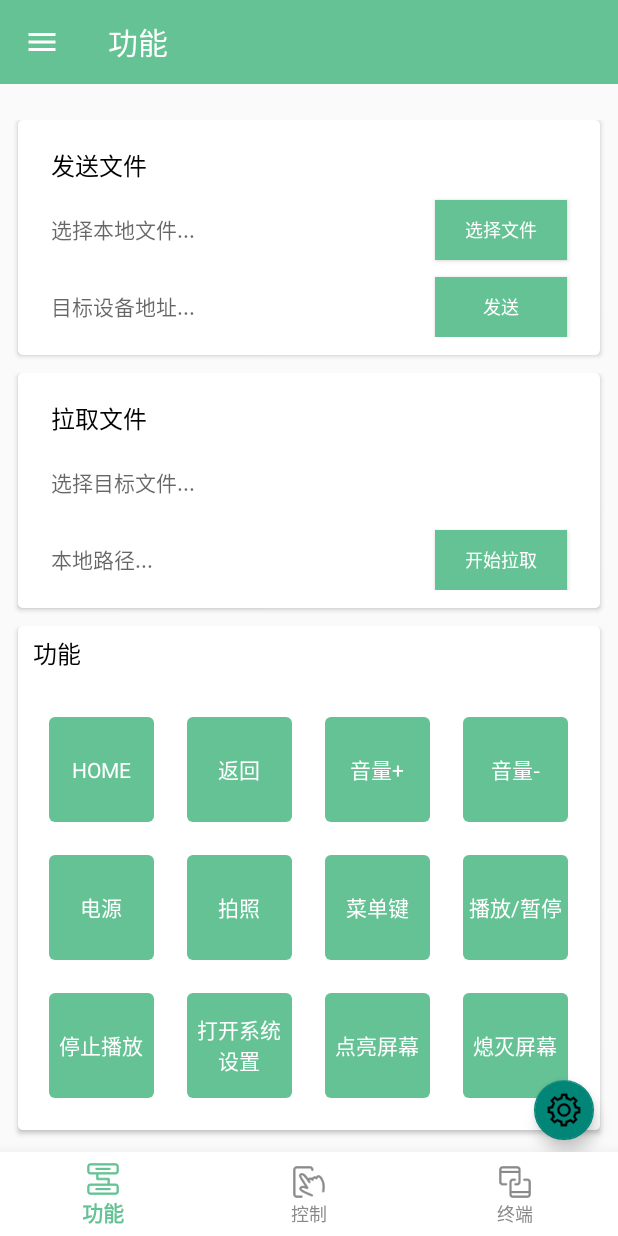
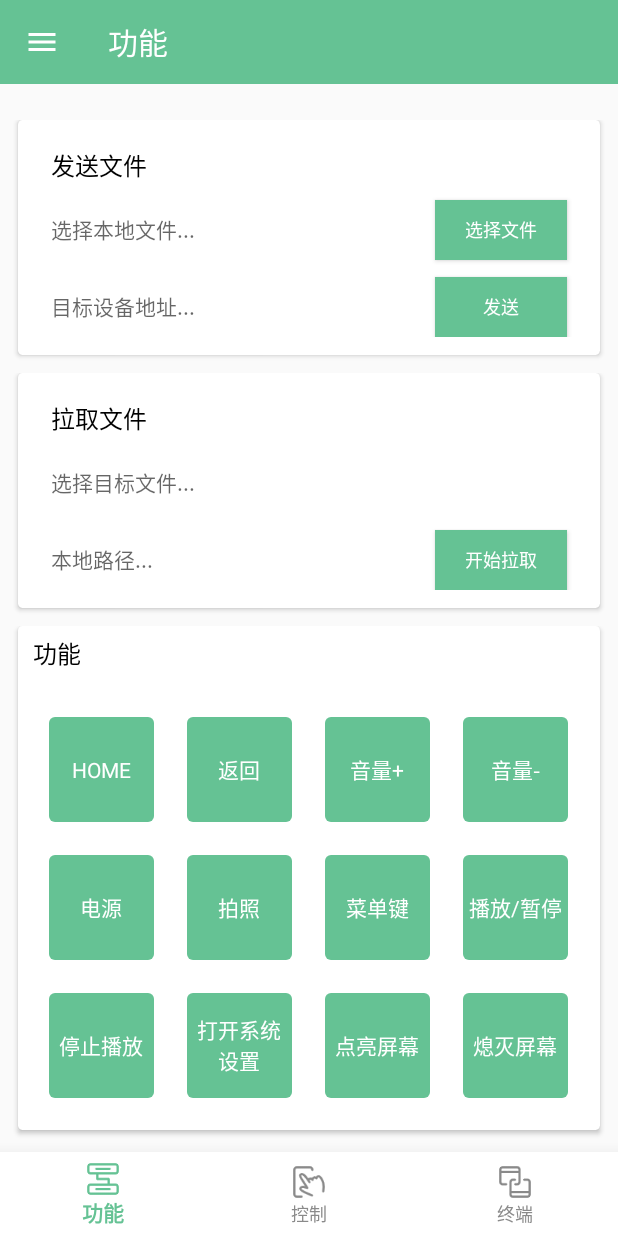
Before and after one commit to hongyang1657/AdbClient, an Android app: the screen it shows after launch (MainActivity), on a phone screen of 412 x 824 dp. Run offline under Robolectric (Android 15) with nearby library versions, the phone set to English and light mode, and no system bars.

```diff
--- a/app/src/main/AndroidManifest.xml
+++ b/app/src/main/AndroidManifest.xml
@@ -29,15 +29,16 @@
         android:name=".app.MainApplication"
         android:theme="@style/Theme.AppCompat.Light.NoActionBar">
 
-
-        <activity android:name=".ui.activity.MainActivity">
+        <activity android:name=".ui.activity.SplashActivity" >
             <intent-filter>
                 <action android:name="android.intent.action.MAIN" />
 
                 <category android:name="android.intent.category.LAUNCHER" />
             </intent-filter>
         </activity>
+        <activity android:name=".ui.activity.MainActivity">
 
+        </activity>
     </application>
 
 </manifest>
--- a/app/src/main/java/com/hongy/adbclient/adb/AdbDevice.java
+++ b/app/src/main/java/com/hongy/adbclient/adb/AdbDevice.java
@@ -213,6 +213,7 @@ public class AdbDevice {
 
     // send a connect command
     private void connect() {
+        L.i("send a connect command");
         AdbMessage message = new AdbMessage();
         message.set(AdbMessage.A_CNXN, AdbMessage.A_VERSION, AdbMessage.MAX_PAYLOAD, "host::");
         message.write(this);
@@ -222,7 +223,7 @@ public class AdbDevice {
     private void handleConnect(AdbMessage message) {
         L.i("handleConnect message = "+message.getDataString());
         //L.i(""+ Arrays.toString(message.getData().array()));
-        if (message.getDataString().startsWith("host:")) {
+        if (message.getDataString().startsWith("host:") || message.getDataString().startsWith("device:")) {
         L.i("connected");
             adbDeviceStatusListener.deviceOnline(this);
         }
@@ -230,6 +231,7 @@ public class AdbDevice {
 
     //handle auth response
     private void handleAuth(AdbMessage msg){
+        L.i("handleAuth:"+msg.toString());
         if (msg.getArg0()==AdbMessage.AUTH_TYPE_TOKEN){
             AdbMessage message = new AdbMessage();
             try {
@@ -237,7 +239,9 @@ public class AdbDevice {
                     message.set(AdbMessage.A_AUTH,AdbMessage.AUTH_TYPE_RSA_PUBLIC,0,adbCrypto.getAdbPublicKeyPayload());
                 }else {
                     message.set(AdbMessage.A_AUTH,AdbMessage.AUTH_TYPE_SIGNATURE,0,AdbCrypto.signAdbTokenPayload(BytesUtil.subByte(msg.getData().array(),0,msg.getDataLength())));
+                    sentSinature = true;
                 }
+                message.write(this);
             } catch (IOException e) {
                 e.printStackTrace();
             } catch (GeneralSecurityException e) {
--- a/app/src/main/java/com/hongy/adbclient/app/MainApplication.java
+++ b/app/src/main/java/com/hongy/adbclient/app/MainApplication.java
@@ -6,8 +6,12 @@ import com.hongy.adbclient.adb.AdbDevice;
 public class MainApplication extends Application {
 
     private static MainApplication app;
-    public static int capacity = 0;
     public static AdbDevice adbDevice;
+
+    //获取手机屏幕宽度
+    private int width;
+    //获取手机屏幕高度
+    private int height;
 
     @Override
     public void onCreate() {
@@ -19,4 +23,19 @@ public class MainApplication extends Application {
         return app;
     }
 
+    public int getWidth() {
+        return width;
+    }
+
+    public void setWidth(int width) {
+        this.width = width;
+    }
+
+    public int getHeight() {
+        return height;
+    }
+
+    public void setHeight(int height) {
+        this.height = height;
+    }
 }
--- a/app/src/main/java/com/hongy/adbclient/ui/activity/BaseActivity.java
+++ b/app/src/main/java/com/hongy/adbclient/ui/activity/BaseActivity.java
@@ -9,10 +9,8 @@ import android.view.inputmethod.InputMethodManager;
 import androidx.annotation.Nullable;
 import androidx.appcompat.app.AppCompatActivity;
 
-import com.hongy.adbclient.R;
 import com.hongy.adbclient.utils.ActivityCollector;
 import com.hongy.adbclient.utils.StatusBarUtil;
-import com.hyb.library.PreventKeyboardBlockUtil;
 
 public abstract class BaseActivity extends AppCompatActivity {
 
--- /dev/null
+++ b/app/src/main/java/com/hongy/adbclient/ui/activity/SplashActivity.java
@@ -0,0 +1,81 @@
+package com.hongy.adbclient.ui.activity;
+
+import android.Manifest;
+import android.content.Intent;
+import android.os.Bundle;
+import android.view.WindowManager;
+import androidx.annotation.NonNull;
+import com.hongy.adbclient.R;
+import com.hongy.adbclient.app.MainApplication;
+import com.hongy.adbclient.utils.L;
+import com.hongy.adbclient.utils.PermissionsUtils;
+
+
+/**
+ * 启动首页
+ */
+public class SplashActivity extends BaseActivity {
+
+    //保存用户信息到app
+    private MainApplication app;
+    //权限
+    private String[] permissions = {Manifest.permission.WRITE_EXTERNAL_STORAGE,Manifest.permission.READ_EXTERNAL_STORAGE,Manifest.permission.READ_PHONE_STATE,Manifest.permission.RECORD_AUDIO};
+
+    @Override
+    protected void onCreate(Bundle savedInstanceState) {
+        super.onCreate(savedInstanceState);
+        setFullScreen(true);
+    }
+
+    @Override
+    protected int initLayout() {
+        return R.layout.activity_splash;
+    }
+
+    @Override
+    protected void initView() {
+        app = (MainApplication) getApplication();
+        initWindow();
+    }
+
+    @Override
+    protected void initData() {
+        boolean isPermissionPassed = PermissionsUtils.getInstance().chekPermissions(this,permissions , new PermissionsUtils.IPermissionsResult() {
+            @Override
+            public void passPermissons() {
+                L.i("---------------权限通过----------------");
+                toMain();
+            }
+
+            @Override
+            public void forbitPermissons() {
+                L.i("---------------权限禁止----------------");
+                finish();
+            }
+        });
+        L.i("isPermissionPassed:"+isPermissionPassed);
+        if (isPermissionPassed){
+            toMain();
+        }
+    }
+
+    private void toMain() {
+        Intent intent = new Intent(this,MainActivity.class);
+        startActivity(intent);
+    }
+
+    //初始化屏幕宽高数据
+    private void initWindow(){
+        WindowManager wm = this.getWindowManager();
+        int width = wm.getDefaultDisplay().getWidth();
+        int height = wm.getDefaultDisplay().getHeight();
+        app.setWidth(width);
+        app.setHeight(height);
+    }
+
+    @Override
+    public void onRequestPermissionsResult(int requestCode, @NonNull String[] permissions, @NonNull int[] grantResults) {
+        super.onRequestPermissionsResult(requestCode, permissions, grantResults);
+        PermissionsUtils.getInstance().onRequestPermissionsResult(this,requestCode,permissions,grantResults);
+    }
+}
--- a/app/src/main/res/layout/activity_main.xml
+++ b/app/src/main/res/layout/activity_main.xml
@@ -11,8 +11,6 @@
     <RelativeLayout
         android:layout_width="match_parent"
         android:layout_height="match_parent">
-
-
 
         <FrameLayout
             android:id="@+id/fl_fragment_container"
@@ -46,17 +44,6 @@
                 app:theme="@style/AppTheme" />
         </com.google.android.material.appbar.AppBarLayout>
 
-        <com.google.android.material.floatingactionbutton.FloatingActionButton
-            android:id="@+id/fab_scroll_to_top"
-            android:layout_width="wrap_content"
-            android:layout_height="wrap_content"
-            android:layout_alignParentEnd="true"
-            android:layout_alignParentBottom="true"
-            android:layout_marginRight="16dp"
-            android:layout_marginBottom="64dp"
-            android:src="@mipmap/setting_n"
-            app:fabSize="mini"
-            app:layout_behavior="@string/app_name" />
     </RelativeLayout>
 
     <com.google.android.material.navigation.NavigationView
```
Also changed, not shown: app/src/main/java/com/hongy/adbclient/ui/fragment/FunctionFragment.java (+7 -1 lines), app/src/main/res/layout/activity_splash.xml (added, +8 -0 lines).
